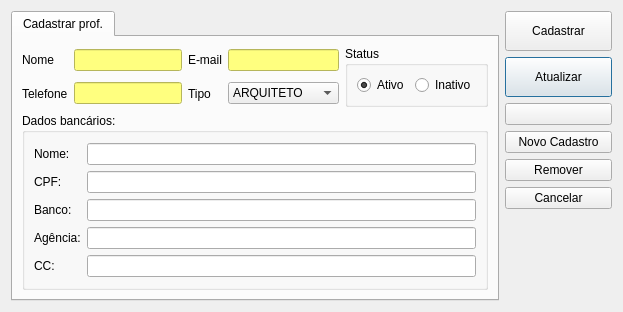
First picture: the form in cadastroprofissional.ui, repository lellisls/ERP-STACCATO, before the edit.
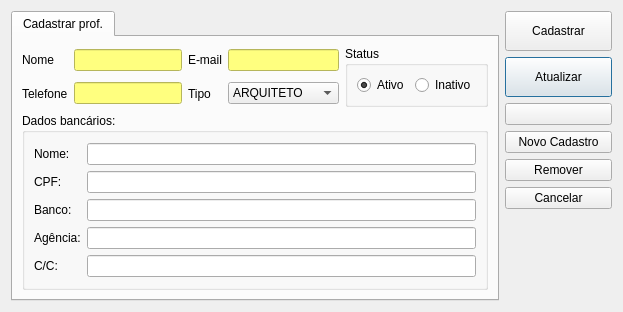
Second picture: the form after the edit. Icons and pictures are not drawn. Custom widgets are drawn as their Qt base class.

The edit to the form file:
```diff
--- a/cadastroprofissional.ui
+++ b/cadastroprofissional.ui
@@ -167,7 +167,7 @@
               <item row="4" column="0">
                <widget class="QLabel" name="labelCC">
                 <property name="text">
-                 <string>CC:</string>
+                 <string>C/C:</string>
                 </property>
                </widget>
               </item>
```
